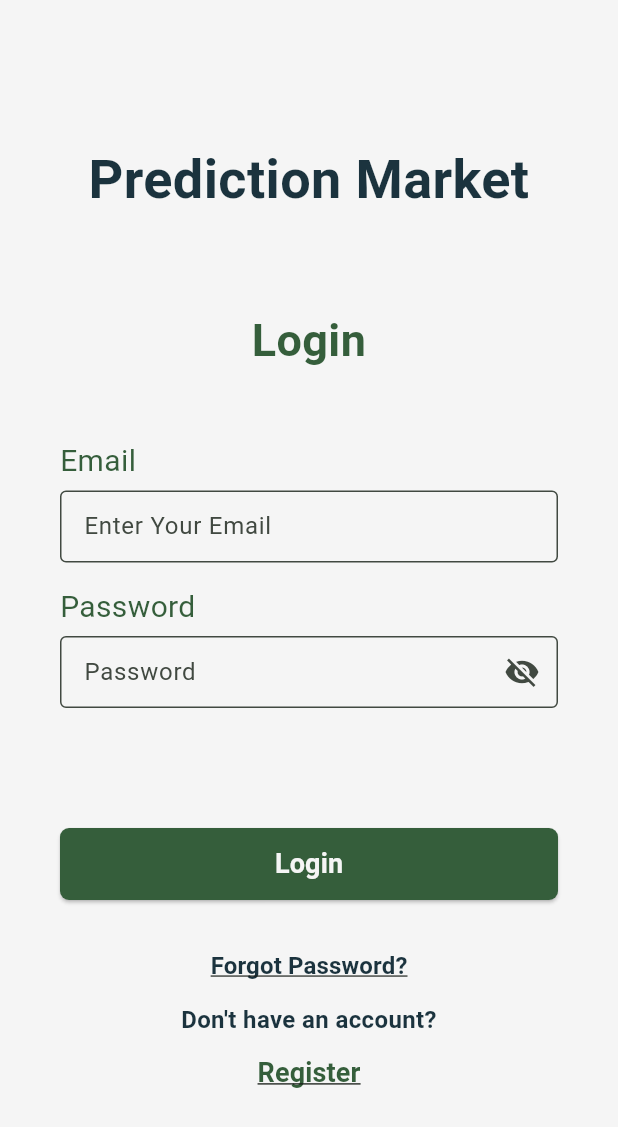
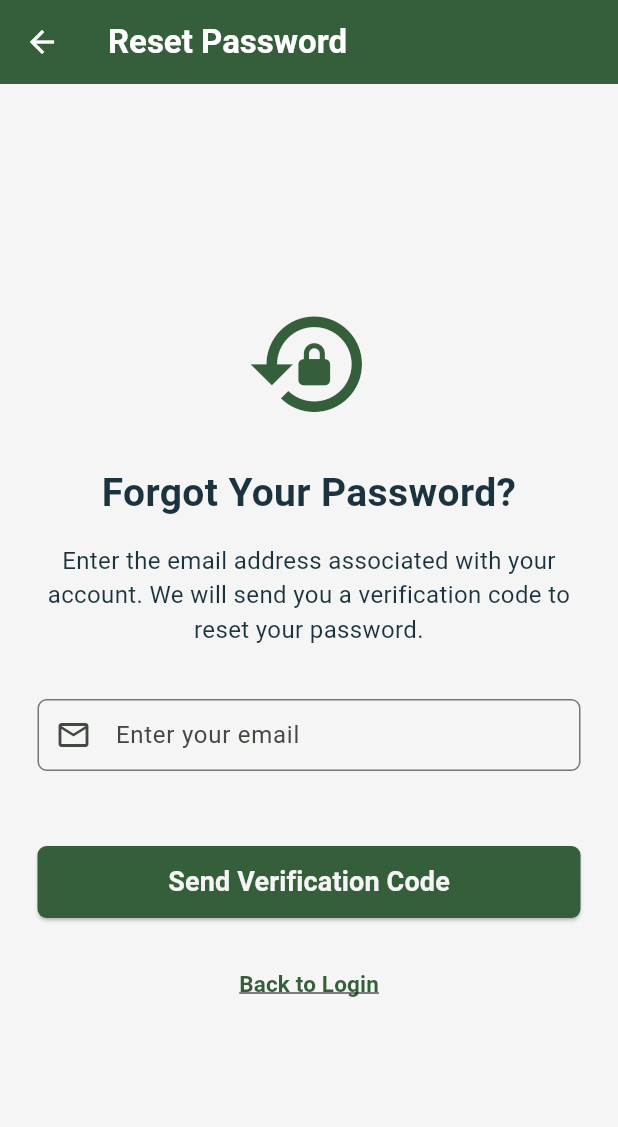
Before and after one commit to jbear05/prediction-market, a Flutter app: the screen it shows after launch, after a tap on "Forgot Password?", on a phone screen of 412 x 824 dp. Shown: the top 1127 px of the screen. Run offline on Flutter 3.47's test engine with Material 3 defaults, Android fonts, the phone set to English and light mode, and no system bars; network calls fail.

Commit message:
Update mobile app - ResetPass, NewPass, and ConfirmedPass screens added

```diff
--- a/mobile/lib/screens/HomeScreen.dart
+++ b/mobile/lib/screens/HomeScreen.dart
@@ -26,7 +26,7 @@ class _HomeScreenState extends State<HomeScreen> {
   ];
 
   String selectedCategory = 'All';
-  String selectedSection = 'Markets';
+  String selectedSection = 'Open Markets';
   String selectedBetFilter = 'Active';
   String selectedMarketFilter = 'Active';
 
@@ -112,7 +112,7 @@ class _HomeScreenState extends State<HomeScreen> {
   }
 
   Widget buildNavigation() {
-    final sections = ['Markets', 'My Bets', 'My Markets'];
+    final sections = ['Open Markets', 'My Bets', 'My Markets'];
 
     return Padding(
       padding: const EdgeInsets.symmetric(vertical: 12),
@@ -217,7 +217,7 @@ class _HomeScreenState extends State<HomeScreen> {
                 ),
               ),
 
-              const SizedBox(height: 12),
+              const SizedBox(height: 13),
             ],
           ),
         ),
--- a/mobile/lib/screens/LoginScreen.dart
+++ b/mobile/lib/screens/LoginScreen.dart
@@ -1,5 +1,6 @@
 import 'dart:convert';
 import 'package:flutter/material.dart';
+import 'package:mobile_market_app/screens/ResetPasswordScreen.dart';
 import '../utils/GlobalData.dart';
 import '../utils/getAPI.dart';
 import 'package:http/http.dart' as http;
@@ -171,9 +172,10 @@ class _LoginScreenState extends State<LoginScreen> {
                   keyboardType: TextInputType.emailAddress,
                   decoration: InputDecoration(
                     filled: true,
+                    prefixIcon: const Icon(Icons.email_outlined),
                     fillColor: Color.fromARGB(255, 245, 245, 245),
                     border: OutlineInputBorder(),
-                    hintText: 'Enter Your Email',
+                    hintText: 'Enter your email',
                     contentPadding: const EdgeInsets.symmetric(
                       horizontal: 12,
                       vertical: 10,
@@ -201,7 +203,7 @@ class _LoginScreenState extends State<LoginScreen> {
                   obscureText: obscurePassword,
                   controller: passwordController,
                   decoration: InputDecoration(
-                    labelText: 'Password',
+                    prefixIcon: const Icon(Icons.lock_outline),
                     suffixIcon: IconButton(
                       icon: Icon(
                         obscurePassword
@@ -217,7 +219,7 @@ class _LoginScreenState extends State<LoginScreen> {
                     filled: true,
                     fillColor: Color.fromARGB(255, 245, 245, 245),
                     border: OutlineInputBorder(),
-                    hintText: 'Enter Your Password',
+                    hintText: 'Enter your password',
                     contentPadding: EdgeInsets.symmetric(
                       horizontal: 12,
                       vertical: 10,
@@ -279,7 +281,11 @@ class _LoginScreenState extends State<LoginScreen> {
 
                 TextButton(
                   onPressed: () {
-                    // let see
+                    Navigator.push(
+                      context,
+                      MaterialPageRoute(builder: (context) =>
+                      const ResetPasswordScreen(),)
+                    );
                   },
                   child: const Text(
                     'Forgot Password?',
--- a/mobile/lib/screens/RegisterScreen.dart
+++ b/mobile/lib/screens/RegisterScreen.dart
@@ -165,6 +165,7 @@ class _RegisterScreenState extends State<RegisterScreen> {
                   TextFormField(
                     controller: displayNameController,
                     decoration: InputDecoration(
+                      prefixIcon: const Icon(Icons.person_outline),
                       labelText: 'Display Name',
                       filled: true,
                       fillColor: Colors.white,
@@ -198,6 +199,7 @@ class _RegisterScreenState extends State<RegisterScreen> {
                     controller: emailController,
                     keyboardType: TextInputType.emailAddress,
                     decoration: InputDecoration(
+                      prefixIcon: const Icon(Icons.email_outlined),
                       labelText: 'Email',
                       filled: true,
                       fillColor: Colors.white,
@@ -228,6 +230,7 @@ class _RegisterScreenState extends State<RegisterScreen> {
                     obscureText: obscurePassword,
                     decoration: InputDecoration(
                       labelText: 'Password',
+                      prefixIcon: const Icon(Icons.lock_outlined),
                       suffixIcon: IconButton(
                         icon: Icon(
                           obscurePassword
@@ -263,6 +266,7 @@ class _RegisterScreenState extends State<RegisterScreen> {
                     obscureText: obscureConfirmPassword,
                     decoration: InputDecoration(
                       labelText: 'Confirm Password',
+                      prefixIcon: const Icon(Icons.lock_outlined),
                       suffixIcon: IconButton(
                         icon: Icon(
                           obscureConfirmPassword
--- /dev/null
+++ b/mobile/lib/screens/ResetPasswordScreen.dart
@@ -0,0 +1,240 @@
+
+import 'package:flutter/material.dart';
+import '../utils/getAPI.dart';
+import 'NewPasswordScreen.dart';
+
+class ResetPasswordScreen extends StatefulWidget {
+  const ResetPasswordScreen({super.key});
+
+  @override
+  State<ResetPasswordScreen> createState() =>
+      _ResetPasswordScreenState();
+}
+
+class _ResetPasswordScreenState extends State<ResetPasswordScreen> {
+  static const String baseUrl = 'https://predictionmarketucf.site';
+
+  final TextEditingController emailController =
+      TextEditingController();
+
+  bool isLoading = false;
+  String errorMessage = '';
+
+  @override
+  void dispose() {
+    emailController.dispose();
+    super.dispose();
+  }
+
+  // Send password reset code to email
+  Future<void> sendResetCode() async {
+    if (emailController.text.trim().isEmpty) {
+      setState(() {
+        errorMessage = 'Please enter your email address.';
+      });
+      return;
+    }
+
+    setState(() {
+      isLoading = true;
+      errorMessage = '';
+    });
+
+    try {
+      final response = await ApiService.postJson(
+        '$baseUrl/api/password/reset',
+        {
+          'email': emailController.text.trim(),
+        },
+      );
+
+      if (!mounted) return;
+
+      if (response.statusCode == 200) {
+        Navigator.push(
+          context,
+          MaterialPageRoute(
+            builder: (context) => NewPasswordScreen(
+              email: emailController.text.trim(),
+            ),
+          ),
+        );
+      } else {
+        setState(() {
+          errorMessage =
+              'Unable to send reset code. Please try again.';
+        });
+      }
+    } catch (e) {
+      if (!mounted) return;
+
+      setState(() {
+        errorMessage =
+            'Something went wrong. Please try again.';
+      });
+
+      debugPrint('Password reset error: $e');
+    } finally {
+      if (mounted) {
+        setState(() {
+          isLoading = false;
+        });
+      }
+    }
+  }
+
+  @override
+  Widget build(BuildContext context) {
+    return Scaffold(
+      backgroundColor:
+          const Color.fromARGB(255, 245, 245, 245),
+
+      appBar: AppBar(
+        backgroundColor:
+            const Color.fromARGB(255, 53, 94, 59),
+        foregroundColor: Colors.white,
+        title: const Text(
+          'Reset Password',
+          style: TextStyle(fontWeight: FontWeight.bold),
+        ),
+      ),
+
+      body: SafeArea(
+        child: Center(
+          child: SingleChildScrollView(
+            padding: const EdgeInsets.all(25),
+
+            child: Column(
+              mainAxisAlignment: MainAxisAlignment.center,
+              children: [
+
+                const Icon(
+                  Icons.lock_reset,
+                  size: 85,
+                  color: Color.fromARGB(255, 53, 94, 59),
+                ),
+
+                const SizedBox(height: 25),
+
+                const Text(
+                  'Forgot Your Password?',
+                  textAlign: TextAlign.center,
+                  style: TextStyle(
+                    fontSize: 26,
+                    fontWeight: FontWeight.bold,
+                    color: Color.fromARGB(255, 27, 51, 62),
+                  ),
+                ),
+
+                const SizedBox(height: 15),
+
+                const Text(
+                  'Enter the email address associated with '
+                  'your account. We will send you a '
+                  'verification code to reset your password.',
+                  textAlign: TextAlign.center,
+                  style: TextStyle(
+                    fontSize: 16,
+                    color: Color.fromARGB(255, 27, 51, 62),
+                  ),
+                ),
+
+                const SizedBox(height: 35),
+
+                // Email input
+                TextFormField(
+                  controller: emailController,
+                  keyboardType: TextInputType.emailAddress,
+
+                  decoration: InputDecoration(
+                    hintText: 'Enter your email',
+                    prefixIcon: const Icon(Icons.email_outlined),
+                    border: OutlineInputBorder(
+                      borderRadius: BorderRadius.circular(6),
+                    ),
+
+                    contentPadding:
+                        const EdgeInsets.symmetric(
+                      horizontal: 12,
+                      vertical: 10,
+                    ),
+                  ),
+                ),
+
+                const SizedBox(height: 15),
+
+                // Error message
+                if (errorMessage.isNotEmpty)
+                  Text(
+                    errorMessage,
+                    textAlign: TextAlign.center,
+                    style: const TextStyle(
+                      color: Colors.red,
+                      fontSize: 14,
+                    ),
+                  ),
+
+                const SizedBox(height: 35),
+
+                // Send reset code button
+                SizedBox(
+                  height: 48,
+                  width: double.infinity,
+                  child: ElevatedButton(
+                    onPressed:
+                        isLoading ? null : sendResetCode,
+
+                    style: ElevatedButton.styleFrom(
+                      backgroundColor:
+                          const Color.fromARGB(255, 53, 94, 59),
+                      foregroundColor:
+                          const Color.fromARGB(255, 245, 245, 245),
+                      shape: RoundedRectangleBorder(
+                        borderRadius: BorderRadius.circular(6),
+                      ),
+                    ),
+
+                    child: isLoading
+                        ? const SizedBox(
+                            height: 22,
+                            width: 22,
+                            child: CircularProgressIndicator(
+                              color: Colors.white,
+                              strokeWidth: 2,
+                            ),
+                          )
+                        : const Text(
+                            'Send Verification Code',
+                            style: TextStyle(
+                              fontSize: 18,
+                              fontWeight: FontWeight.bold,
+                            ),
+                          ),
+                  ),
+                ),
+
+                const SizedBox(height: 20),
+
+                // Return to login
+                TextButton(
+                  onPressed: () {
+                    Navigator.pop(context);
+                  },
+                  child: const Text(
+                    'Back to Login',
+                    style: TextStyle(
+                      color: Color.fromARGB(255, 53, 94, 59),
+                      fontSize: 15,
+                      fontWeight: FontWeight.bold,
+                      decoration: TextDecoration.underline,
+                    ),
+                  ),
+                ),
+              ],
+            ),
+          ),
+        ),
+      ),
+    );
+  }
+}
```
Also changed, not shown: mobile/lib/screens/NewPasswordScreen.dart (added, +351 -0 lines), mobile/lib/screens/PasswordResetSuccessScreen.dart (added, +89 -0 lines), 3 other files.
